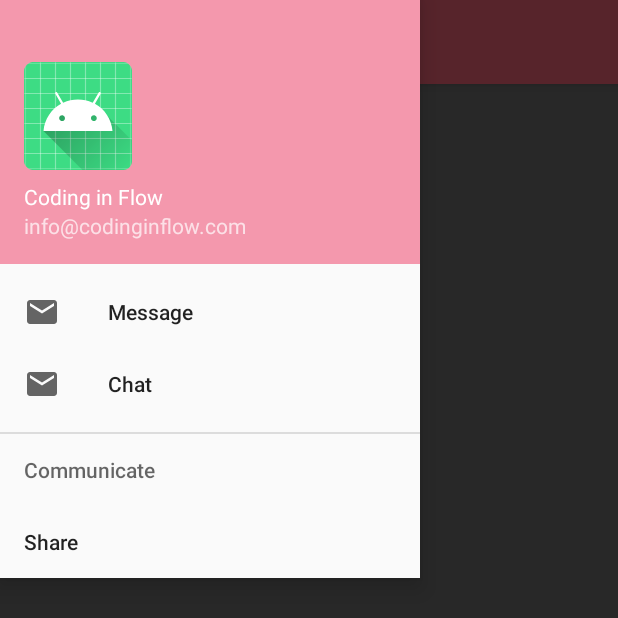
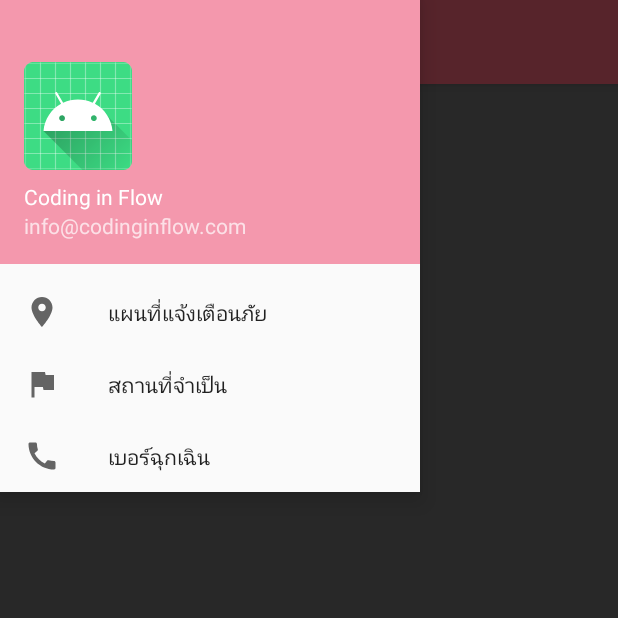
Before and after one commit to Rungnapa-Itti/RescueMap, an Android app: the screen it shows after launch (MapsActivity), with the side drawer open, on a phone screen of 412 x 824 dp, the top half of it. Run offline under Robolectric (Android 15) with nearby library versions, the light colour scheme and no system bars.

Commit message:
add icon menu slide

```diff
--- a/app/src/main/java/com/example/rescuemap/MapsActivity.kt
+++ b/app/src/main/java/com/example/rescuemap/MapsActivity.kt
@@ -50,15 +50,7 @@ GoogleMap.OnMarkerClickListener {
     override fun onCreate(savedInstanceState: Bundle?) {
         super.onCreate(savedInstanceState)
 
-        //menu slide
-        val toolbar =
-            findViewById(R.id.toolbar) as Toolbar?
-        setSupportActionBar(toolbar)
 
-//        drawer = findViewById(R.id.drawer_layout)
-//        toggle = ActionBarDrawerToggle(this,drawer,toolbar,R.string.navigation_drawer_open,R.string.navigation_drawer_close)
-//        drawer.addDrawerListener(toggle)
-//        toggle.syncState()
 
         // new 27-1-64 change language on map
         val languageToLoad = "th_TH"
@@ -81,6 +73,16 @@ GoogleMap.OnMarkerClickListener {
 //        mService = Common.googleApiService
 
         fusedLocationClient = LocationServices.getFusedLocationProviderClient(this)
+
+        //menu slide
+        val toolbar =
+            findViewById(R.id.toolbar) as Toolbar?
+        setSupportActionBar(toolbar)
+
+        drawer = findViewById(R.id.drawer_layout)
+        toggle = ActionBarDrawerToggle(this,drawer,toolbar,R.string.navigation_drawer_open,R.string.navigation_drawer_close)
+        drawer.addDrawerListener(toggle)
+        toggle.syncState()
 
 
     }
--- /dev/null
+++ b/app/src/main/res/drawable/ic_call.xml
@@ -0,0 +1,10 @@
+<vector xmlns:android="http://schemas.android.com/apk/res/android"
+    android:width="24dp"
+    android:height="24dp"
+    android:viewportWidth="24"
+    android:viewportHeight="24"
+    android:tint="?attr/colorControlNormal">
+  <path
+      android:fillColor="@android:color/white"
+      android:pathData="M20.01,15.38c-1.23,0 -2.42,-0.2 -3.53,-0.56 -0.35,-0.12 -0.74,-0.03 -1.01,0.24l-1.57,1.97c-2.83,-1.35 -5.48,-3.9 -6.89,-6.83l1.95,-1.66c0.27,-0.28 0.35,-0.67 0.24,-1.02 -0.37,-1.11 -0.56,-2.3 -0.56,-3.53 0,-0.54 -0.45,-0.99 -0.99,-0.99H4.19C3.65,3 3,3.24 3,3.99 3,13.28 10.73,21 20.01,21c0.71,0 0.99,-0.63 0.99,-1.18v-3.45c0,-0.54 -0.45,-0.99 -0.99,-0.99z"/>
+</vector>
--- /dev/null
+++ b/app/src/main/res/drawable/ic_location.xml
@@ -0,0 +1,10 @@
+<vector xmlns:android="http://schemas.android.com/apk/res/android"
+    android:width="24dp"
+    android:height="24dp"
+    android:viewportWidth="24"
+    android:viewportHeight="24"
+    android:tint="?attr/colorControlNormal">
+  <path
+      android:fillColor="@android:color/white"
+      android:pathData="M12,2C8.13,2 5,5.13 5,9c0,5.25 7,13 7,13s7,-7.75 7,-13c0,-3.87 -3.13,-7 -7,-7zM12,11.5c-1.38,0 -2.5,-1.12 -2.5,-2.5s1.12,-2.5 2.5,-2.5 2.5,1.12 2.5,2.5 -1.12,2.5 -2.5,2.5z"/>
+</vector>
--- /dev/null
+++ b/app/src/main/res/drawable/ic_place.xml
@@ -0,0 +1,10 @@
+<vector xmlns:android="http://schemas.android.com/apk/res/android"
+    android:width="24dp"
+    android:height="24dp"
+    android:viewportWidth="24"
+    android:viewportHeight="24"
+    android:tint="?attr/colorControlNormal">
+  <path
+      android:fillColor="@android:color/white"
+      android:pathData="M14.4,6L14,4H5v17h2v-7h5.6l0.4,2h7V6z"/>
+</vector>
--- a/app/src/main/res/menu/drawer_menu.xml
+++ b/app/src/main/res/menu/drawer_menu.xml
@@ -4,21 +4,18 @@
     tools:showIn="navigation_view">
 
     <group android:checkableBehavior="single">
-        <item android:id="@+id/nav_messages"
-            android:icon="@drawable/ic_message"
-            android:title="Message"/>
-        <item android:id="@+id/nav_chat"
-            android:icon="@drawable/ic_message"
-            android:title="Chat"/>
+        <item android:id="@+id/nav_map"
+            android:icon="@drawable/ic_location"
+            android:title="แผนที่แจ้งเตือนภัย"/>
+        <item android:id="@+id/nav_place"
+            android:icon="@drawable/ic_place"
+            android:title="สถานที่จำเป็น"/>
+        <item android:id="@+id/nav_call"
+            android:icon="@drawable/ic_call"
+            android:title="เบอร์ฉุกเฉิน"/>
     </group>
 
-    <item android:title="Communicate">
-        <menu>
-            <item android:id="@+id/nav_share"
-                android:title="Share" />
 
-        </menu>
-    </item>
 
 
 
```
